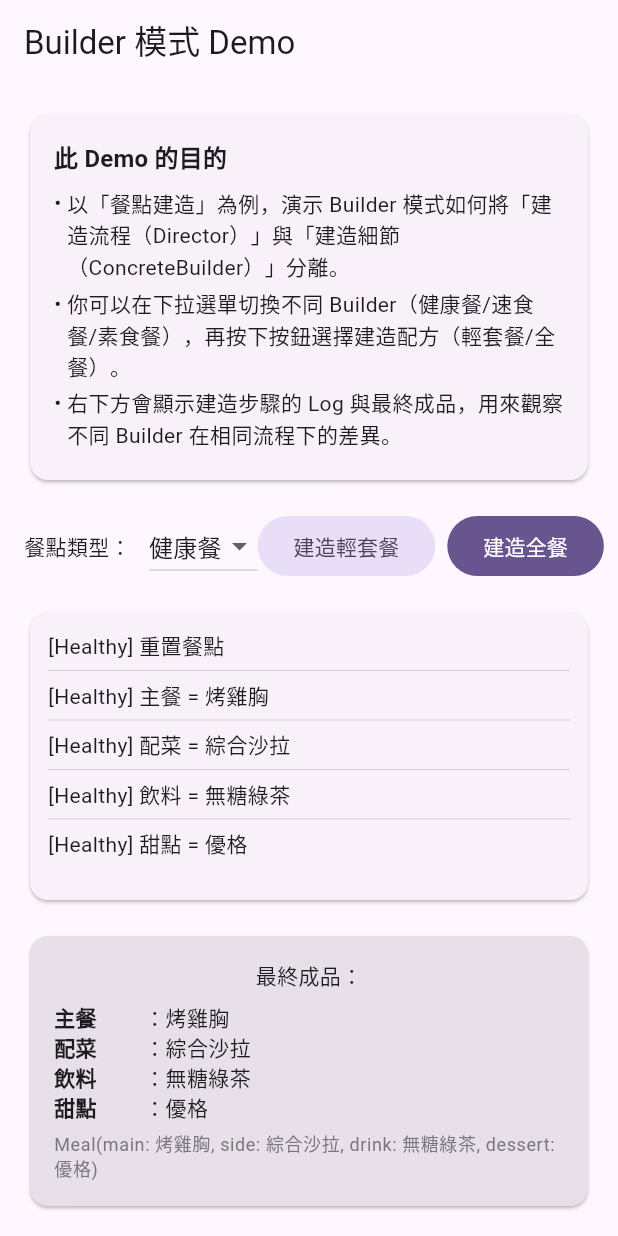
After one commit to doremichen/flutter_home, a Flutter app: the BuilderDemoPage screen opened directly, after a tap on "建造輕套餐", after a tap on "建造全餐", on a phone screen of 412 x 824 dp. The commit adds this screen. Run offline on Flutter 3.47's test engine with Material 3 defaults, Android fonts, the light colour scheme and no system bars.

Commit message:
[DesignPatternDemo]: add builder pattern demo

```diff
--- a/DesignPatternDemo/lib/data/patterns_data.dart
+++ b/DesignPatternDemo/lib/data/patterns_data.dart
@@ -8,6 +8,7 @@
 import 'package:design_pattern_demo/demos/singleton/singleton_demo.dart';
 
 import '../demos/abstract_factory/absfactory_demo.dart';
+import '../demos/builder/builder_demo.dart';
 import '../demos/factory_method/factory_demo.dart';
 import '../models/design_pattern.dart';
 
@@ -17,7 +18,7 @@ final List<DesignPattern> patterns = [
 DesignPattern(name: 'Singleton', category: 'Creational', description: _descTBD, widget: const SingletonDemoPage()),
 DesignPattern(name: 'Factory Method', category: 'Creational', description: _descTBD, widget: const FactoryDemoPage()),
 DesignPattern(name: 'Abstract Factory', category: 'Creational', description: _descTBD, widget: const AbstractFactoryDemoPage()),
-DesignPattern(name: 'Builder', category: 'Creational', description: _descTBD),
+DesignPattern(name: 'Builder', category: 'Creational', description: _descTBD, widget: const BuilderDemoPage()),
 DesignPattern(name: 'Prototype', category: 'Creational', description: _descTBD),
 DesignPattern(name: 'Adapter', category: 'Structural', description: _descTBD),
 DesignPattern(name: 'Bridge', category: 'Structural', description: _descTBD),
--- /dev/null
+++ b/DesignPatternDemo/lib/demos/builder/builder_demo.dart
@@ -0,0 +1,234 @@
+///
+/// builder_demo.dart
+/// BuilderDemoPage
+///
+/// Created by Adam Chen on 2025/12/11.
+/// Copyright © 2025 Abb company. All rights reserved.
+///
+import 'package:flutter/material.dart.';
+
+import 'creator/director.dart';
+import 'creator/meal_builder.dart';
+import 'model/product.dart';
+
+class BuilderDemoPage extends StatefulWidget {
+  const BuilderDemoPage({super.key});
+
+  @override
+  State<BuilderDemoPage> createState() => _BuilderDemoPageState();
+}
+
+enum BuilderKind { healthy, fastfood, vegan }
+
+class _BuilderDemoPageState extends State<BuilderDemoPage> {
+  final director = MealDirector();
+  BuilderKind _selected = BuilderKind.healthy;
+
+  late MealBuilder _builder;
+  Meal? _result;
+
+  @override
+  void initState() {
+    super.initState();
+    _builder = _createBuilder(_selected);
+  }
+
+  MealBuilder _createBuilder(BuilderKind kind) {
+    switch (kind) {
+      case BuilderKind.healthy:
+        return HealthyMealBuilder();
+      case BuilderKind.fastfood:
+        return FastFoodMealBuilder();
+      case BuilderKind.vegan:
+        return VeganMealBuilder();
+    }
+  }
+
+  void _onBuilderChanged(BuilderKind? kind) {
+    if (kind == null) return;
+    setState(() {
+      _selected = kind;
+      _builder = _createBuilder(kind);
+      _result = null;
+    });
+  }
+
+  void _constructLight() {
+    setState(() {
+      director.constructLightCombo(_builder);
+      _result = _builder.getResult();
+    });
+  }
+
+  void _constructFull() {
+    setState(() {
+      director.constructFullCourse(_builder);
+      _result = _builder.getResult();
+    });
+  }
+
+  @override
+  Widget build(BuildContext context) {
+    final theme = Theme.of(context);
+
+    return Scaffold(
+      appBar: AppBar(title: const Text('Builder 模式 Demo')),
+      body: Padding(
+        padding: const EdgeInsets.all(16),
+        child: Column(
+          children: [
+            /// --- 新增：Demo 目的說明（位於 AppBar 下方） ---
+            _InfoBanner(
+              title: '此 Demo 的目的',
+              lines: const [
+                '以「餐點建造」為例，演示 Builder 模式如何將「建造流程（Director）」與「建造細節（ConcreteBuilder）」分離。',
+                '你可以在下拉選單切換不同 Builder（健康餐/速食餐/素食餐），再按下按鈕選擇建造配方（輕套餐/全餐）。',
+                '右下方會顯示建造步驟的 Log 與最終成品，用來觀察不同 Builder 在相同流程下的差異。',
+              ],
+            ),
+            const SizedBox(height: 16),
+
+            /// --- 原本的控制列：選擇 Builder + 操作按鈕 ---
+            Row(
+              children: [
+                const Text('餐點類型：'),
+                const SizedBox(width: 12),
+                DropdownButton<BuilderKind>(
+                  value: _selected,
+                  onChanged: _onBuilderChanged,
+                  items: const [
+                    DropdownMenuItem(
+                      value: BuilderKind.healthy,
+                      child: Text('健康餐'),
+                    ),
+                    DropdownMenuItem(
+                      value: BuilderKind.fastfood,
+                      child: Text('速食餐'),
+                    ),
+                    DropdownMenuItem(
+                      value: BuilderKind.vegan,
+                      child: Text('素食餐'),
+                    ),
+                  ],
+                ),
+                const Spacer(),
+                FilledButton.tonal(
+                  onPressed: _constructLight,
+                  child: const Text('建造輕套餐'),
+                ),
+                const SizedBox(width: 8),
+                FilledButton(
+                  onPressed: _constructFull,
+                  child: const Text('建造全餐'),
+                ),
+              ],
+            ),
+            const SizedBox(height: 16),
+
+            /// --- 建造步驟 Log ---
+            Expanded(
+              child: Card(
+                child: Padding(
+                  padding: const EdgeInsets.all(12),
+                  child: ListView.separated(
+                    itemBuilder: (_, i) => Text(_builder.logs[i]),
+                    separatorBuilder: (_, __) =>
+                    const Divider(height: 12, thickness: 0.5),
+                    itemCount: _builder.logs.length,
+                  ),
+                ),
+              ),
+            ),
+
+            const SizedBox(height: 16),
+
+            /// --- 成品結果區 ---
+            if (_result != null)
+              Card(
+                color: theme.colorScheme.surfaceContainerHighest,
+                child: Padding(
+                  padding: const EdgeInsets.all(16),
+                  child: Column(
+                    children: [
+                      const Text('最終成品：'),
+                      const SizedBox(height: 8),
+                      ..._result!.toMap().entries.map(
+                            (e) => Row(
+                          children: [
+                            SizedBox(
+                              width: 60,
+                              child: Text(
+                                e.key,
+                                style: const TextStyle(
+                                  fontWeight: FontWeight.bold,
+                                ),
+                              ),
+                            ),
+                            const Text('：'),
+                            Expanded(
+                              child: Text(e.value ?? '（未設定）'),
+                            ),
+                          ],
+                        ),
+                      ),
+                      const SizedBox(height: 6),
+                      Text(
+                        _result.toString(),
+                        style: theme.textTheme.bodySmall!
+                            .copyWith(color: theme.colorScheme.outline),
+                      ),
+                    ],
+                  ),
+                ),
+              ),
+          ],
+        ),
+      ),
+    );
+  }
+}
+
+/// --- 小元件：頂部資訊 Banner（卡片樣式） --------------------------
+class _InfoBanner extends StatelessWidget {
+  final String title;
+  final List<String> lines;
+
+  const _InfoBanner({
+    required this.title,
+    required this.lines,
+  });
+
+  @override
+  Widget build(BuildContext context) {
+    final theme = Theme.of(context);
+    final titleStyle = theme.textTheme.titleMedium!
+        .copyWith(fontWeight: FontWeight.bold);
+    final bodyStyle = theme.textTheme.bodyMedium;
+
+    return Card(
+      color: theme.colorScheme.surfaceContainerLow,
+      child: Padding(
+        padding: const EdgeInsets.all(16),
+        child: Column(
+          crossAxisAlignment: CrossAxisAlignment.start,
+          children: [
+            Text(title, style: titleStyle),
+            const SizedBox(height: 8),
+            ...lines.map(
+                  (t) => Padding(
+                padding: const EdgeInsets.only(bottom: 4),
+                child: Row(
+                  crossAxisAlignment: CrossAxisAlignment.start,
+                  children: [
+                    const Text('• '),
+                    Expanded(child: Text(t, style: bodyStyle)),
+                  ],
+                ),
+              ),
+            ),
+          ],
+        ),
+      ),
+    );
+  }
+}
--- /dev/null
+++ b/DesignPatternDemo/lib/demos/builder/creator/director.dart
@@ -0,0 +1,25 @@
+///
+/// director.dart
+/// MealDirector
+///
+/// Created by Adam Chen on 2025/12/11.
+/// Copyright © 2025 Abb company. All rights reserved.
+///
+import 'meal_builder.dart';
+
+class MealDirector {
+  void constructLightCombo(MealBuilder builder) {
+    builder.reset();
+    builder.buildMain();
+    builder.buildSide();
+    builder.buildDrink();
+  }
+
+  void constructFullCourse(MealBuilder builder) {
+    builder.reset();
+    builder.buildMain();
+    builder.buildSide();
+    builder.buildDrink();
+    builder.buildDessert();
+  }
+}
--- /dev/null
+++ b/DesignPatternDemo/lib/demos/builder/creator/meal_builder.dart
@@ -0,0 +1,165 @@
+///
+/// meal_builder.dart
+/// MealBuilder
+/// HealthyMealBuilder
+/// FastFoodMealBuilder
+/// VeganMealBuilder
+///
+/// Created by Adam Chen on 2025/12/11.
+/// Copyright © 2025 Abb company. All rights reserved.
+///
+import 'package:flutter/cupertino.dart';
+
+import '../model/product.dart';
+
+abstract class MealBuilder {
+  final List<String> logs = [];
+
+  @protected
+  void log(String msg) => logs.add(msg);
+
+  /// reset new meal
+  void reset();
+
+  /// step
+  void buildMain();
+  void buildSide();
+  void buildDrink();
+  void buildDessert();
+
+  /// get result
+  Meal getResult();
+}
+
+class HealthyMealBuilder implements MealBuilder {
+  Meal _meal = Meal();
+
+  @override
+  final List<String> logs = [];
+
+
+  @override
+  void buildDessert() {
+    _meal.dessert = '優格';
+    log('甜點 = 優格');
+  }
+
+  @override
+  void buildDrink() {
+    _meal.drink = '無糖綠茶';
+    log('飲料 = 無糖綠茶');
+  }
+
+  @override
+  void buildMain() {
+    _meal.main = '烤雞胸';
+    log('主餐 = 烤雞胸');
+  }
+
+  @override
+  void buildSide() {
+    _meal.side = '綜合沙拉';
+    log('配菜 = 綜合沙拉');
+  }
+
+  @override
+  Meal getResult() => _meal;
+
+  @override
+  void log(String msg) {
+    logs.add('[Healthy] $msg');
+  }
+
+  @override
+  void reset() {
+    _meal = Meal();
+    logs.clear();
+    log('重置餐點');
+  }
+}
+
+class FastFoodMealBuilder implements MealBuilder {
+  Meal _meal = Meal();
+  @override
+  final List<String> logs = [];
+
+  @override
+  void log(String message) => logs.add('[FastFood] $message');
+
+  @override
+  void reset() {
+    _meal = Meal();
+    logs.clear();
+    log('重置餐點');
+  }
+
+  @override
+  void buildMain() {
+    _meal.main = '雙層牛肉堡';
+    log('主餐 = 雙層牛肉堡');
+  }
+
+  @override
+  void buildSide() {
+    _meal.side = '大薯';
+    log('配菜 = 大薯');
+  }
+
+  @override
+  void buildDrink() {
+    _meal.drink = '可樂';
+    log('飲料 = 可樂');
+  }
+
+  @override
+  void buildDessert() {
+    _meal.dessert = '冰淇淋';
+    log('甜點 = 冰淇淋');
+  }
+
+  @override
+  Meal getResult() => _meal;
+}
+
+class VeganMealBuilder implements MealBuilder {
+  Meal _meal = Meal();
+  @override
+  final List<String> logs = [];
+
+  @override
+  void log(String message) => logs.add('[Vegan] $message');
+
+  @override
+  void reset() {
+    _meal = Meal();
+    logs.clear();
+    log('重置餐點');
+  }
+
+  @override
+  void buildMain() {
+    _meal.main = '藜麥豆腐排';
+    log('主餐 = 藜麥豆腐排');
+  }
+
+  @override
+  void buildSide() {
+    _meal.side = '烤時蔬';
+    log('配菜 = 烤時蔬');
+  }
+
+  @override
+  void buildDrink() {
+    _meal.drink = '燕麥奶';
+    log('飲料 = 燕麥奶');
+  }
+
+  @override
+  void buildDessert() {
+    _meal.dessert = '水果盅';
+    log('甜點 = 水果盅');
+  }
+
+  @override
+  Meal getResult() => _meal;
+}
--- /dev/null
+++ b/DesignPatternDemo/lib/demos/builder/model/product.dart
@@ -0,0 +1,29 @@
+///
+/// product.dart
+/// Meal
+///
+/// Created by Adam Chen on 2025/12/11.
+/// Copyright © 2025 Abb company. All rights reserved.
+///
+
+class Meal {
+  String? main;
+  String? side;
+  String? drink;
+  String? dessert;
+
+  // toString
+  @override
+  String toString() {
+    return 'Meal(main: $main, side: $side, drink: $drink, dessert: $dessert)';
+  }
+
+  // map<String, String?>
+  Map<String, String?> toMap() => {
+    '主餐': main,
+    '配菜': side,
+    '飲料': drink,
+    '甜點': dessert,
+  };
+
+}
```
